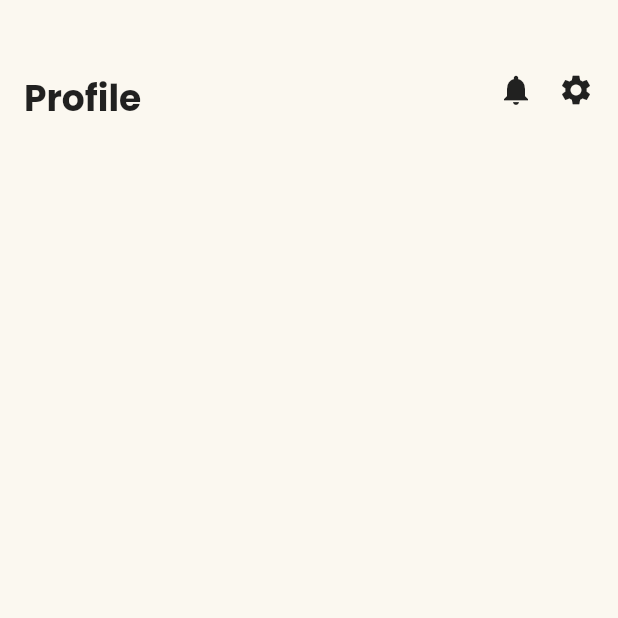
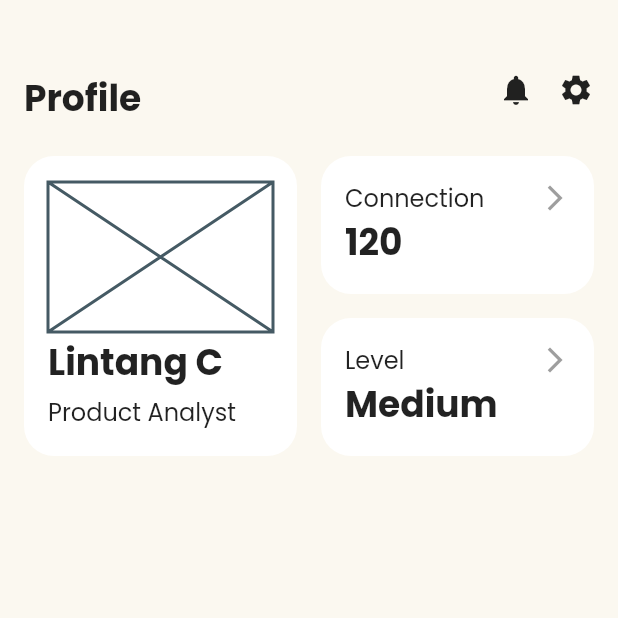
Before and after one commit to tadakun8/social_networking_and_forum_mobile_app_clone, a Flutter app: the screen it shows after launch, on a phone screen of 412 x 824 dp, the top half of it. Run offline on Flutter 3.47's test engine with Material 2 defaults, Android fonts, the phone set to English and light mode, and no system bars; our stand-ins replace google_fonts.

Commit message:
feat: Create template of profile info

```diff
--- /dev/null
+++ b/lib/screens/profile/components/profile_info.dart
@@ -0,0 +1,127 @@
+import 'package:flutter/material.dart';
+import 'package:social_networking_and_forum_mobile_app_clone/constants.dart';
+
+class ProfileInfo extends StatelessWidget {
+  const ProfileInfo({Key? key}) : super(key: key);
+
+  @override
+  Widget build(BuildContext context) {
+    return Row(
+      // mainAxisAlignment: MainAxisAlignment.spaceAround,
+      children: [
+        Expanded(
+          flex: 1,
+          child: Container(
+            margin: EdgeInsets.only(right: Constants.defaultPadding / 2),
+            decoration: BoxDecoration(
+              color: Colors.white,
+              borderRadius: BorderRadius.circular(20),
+            ),
+            child: Padding(
+              padding: EdgeInsets.all(Constants.defaultPadding),
+              child: Column(
+                mainAxisAlignment: MainAxisAlignment.spaceAround,
+                crossAxisAlignment: CrossAxisAlignment.start,
+                children: [
+                  const SizedBox(
+                    height: 100,
+                    child: Placeholder(),
+                  ),
+                  Text(
+                    "Lintang C",
+                    style: Theme.of(context)
+                        .textTheme
+                        .headline5!
+                        .copyWith(fontWeight: FontWeight.bold),
+                  ),
+                  Text("Product Analyst",
+                      style: Theme.of(context).textTheme.subtitle1),
+                ],
+              ),
+            ),
+          ),
+        ),
+        Expanded(
+          flex: 1,
+          child: Column(
+            mainAxisAlignment: MainAxisAlignment.spaceBetween,
+            children: [
+              Container(
+                margin: EdgeInsets.only(left: Constants.defaultPadding / 2),
+                decoration: BoxDecoration(
+                  color: Colors.white,
+                  borderRadius: BorderRadius.circular(20),
+                ),
+                child: Padding(
+                  padding: EdgeInsets.all(Constants.defaultPadding),
+                  child: Column(
+                    mainAxisAlignment: MainAxisAlignment.spaceAround,
+                    crossAxisAlignment: CrossAxisAlignment.start,
+                    children: [
+                      Row(
+                          mainAxisAlignment: MainAxisAlignment.spaceBetween,
+                          children: [
+                            Text(
+                              "Connection",
+                              style: Theme.of(context).textTheme.subtitle1,
+                            ),
+                            const Icon(
+                              Icons.arrow_forward_ios,
+                              color: Colors.grey,
+                              size: 20,
+                            ),
+                          ]),
+                      Text(
+                        "120",
+                        style: Theme.of(context)
+                            .textTheme
+                            .headline5!
+                            .copyWith(fontWeight: FontWeight.bold),
+                      ),
+                    ],
+                  ),
+                ),
+              ),
+              Container(
+                margin: EdgeInsets.only(left: Constants.defaultPadding / 2),
+                decoration: BoxDecoration(
+                  color: Colors.white,
+                  borderRadius: BorderRadius.circular(20),
+                ),
+                child: Padding(
+                  padding: EdgeInsets.all(Constants.defaultPadding),
+                  child: Column(
+                    mainAxisAlignment: MainAxisAlignment.spaceAround,
+                    crossAxisAlignment: CrossAxisAlignment.start,
+                    children: [
+                      Row(
+                          mainAxisAlignment: MainAxisAlignment.spaceBetween,
+                          children: [
+                            Text(
+                              "Level",
+                              style: Theme.of(context).textTheme.subtitle1,
+                            ),
+                            const Icon(
+                              Icons.arrow_forward_ios,
+                              color: Colors.grey,
+                              size: 20,
+                            ),
+                          ]),
+                      Text(
+                        "Medium",
+                        style: Theme.of(context)
+                            .textTheme
+                            .headline5!
+                            .copyWith(fontWeight: FontWeight.bold),
+                      ),
+                    ],
+                  ),
+                ),
+              ),
+            ],
+          ),
+        )
+      ],
+    );
+  }
+}
--- a/lib/screens/profile/profile_screen.dart
+++ b/lib/screens/profile/profile_screen.dart
@@ -1,6 +1,7 @@
 import 'package:flutter/material.dart';
 import 'package:social_networking_and_forum_mobile_app_clone/constants.dart';
 import 'package:social_networking_and_forum_mobile_app_clone/screens/profile/components/profile_header.dart';
+import 'package:social_networking_and_forum_mobile_app_clone/screens/profile/components/profile_info.dart';
 
 class ProfileScreen extends StatelessWidget {
   const ProfileScreen({Key? key}) : super(key: key);
@@ -12,7 +13,16 @@ class ProfileScreen extends StatelessWidget {
       body: Container(
         padding: EdgeInsets.all(Constants.defaultPadding),
         child: Column(
-          children: const [ProfileHeader()],
+          children: [
+            const ProfileHeader(),
+            SizedBox(
+              height: Constants.defaultPadding * 1.25,
+            ),
+            const SizedBox(
+              height: 200,
+              child: ProfileInfo(),
+            )
+          ],
         ),
       ),
     );
```
